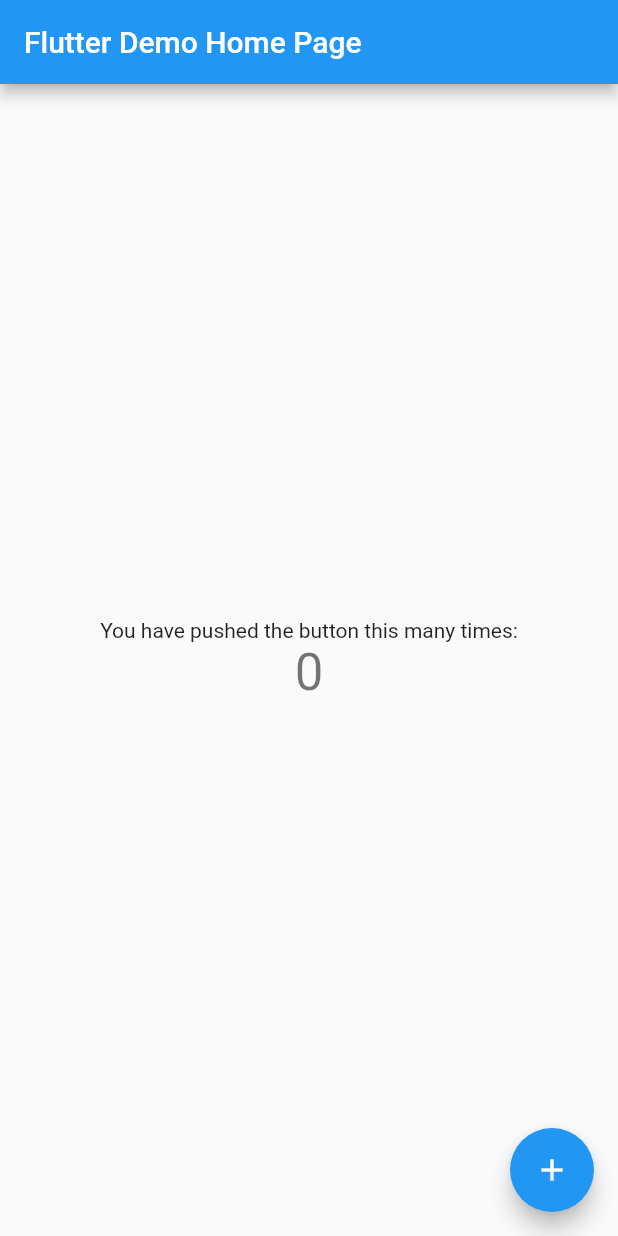
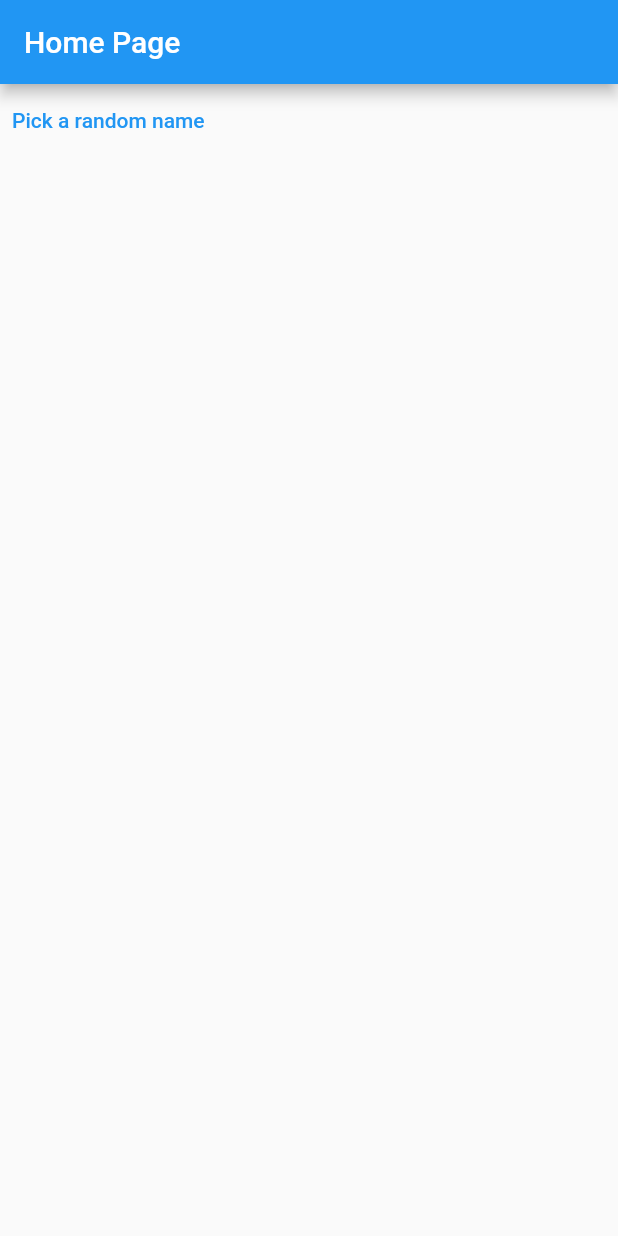
Before and after one commit to Ryann2002/Bloc_Course, a Flutter app: the screen it shows after launch, on a phone screen of 412 x 824 dp. Run offline on Flutter 3.47's test engine with Material 2 defaults, Android fonts, the phone set to English and light mode, and no system bars; our stand-ins replace bloc.

```diff
--- a/lib/main.dart
+++ b/lib/main.dart
@@ -1,4 +1,6 @@
 import 'package:flutter/material.dart';
+import 'package:bloc/bloc.dart';
+import 'dart:math' as math show Random;
 
 void main() {
   runApp(const MyApp());
@@ -6,110 +8,87 @@ void main() {
 
 class MyApp extends StatelessWidget {
   const MyApp({Key? key}) : super(key: key);
-
-  // This widget is the root of your application.
   @override
   Widget build(BuildContext context) {
     return MaterialApp(
       title: 'Flutter Demo',
       theme: ThemeData(
-        // This is the theme of your application.
-        //
-        // Try running your application with "flutter run". You'll see the
-        // application has a blue toolbar. Then, without quitting the app, try
-        // changing the primarySwatch below to Colors.green and then invoke
-        // "hot reload" (press "r" in the console where you ran "flutter run",
-        // or simply save your changes to "hot reload" in a Flutter IDE).
-        // Notice that the counter didn't reset back to zero; the application
-        // is not restarted.
         primarySwatch: Colors.blue,
       ),
-      home: const MyHomePage(title: 'Flutter Demo Home Page'),
+      home: const HomePage(),
     );
   }
 }
 
-class MyHomePage extends StatefulWidget {
-  const MyHomePage({Key? key, required this.title}) : super(key: key);
+const names = [
+  'Foo',
+  'Bar',
+  'Baz',
+];
 
-  // This widget is the home page of your application. It is stateful, meaning
-  // that it has a State object (defined below) that contains fields that affect
-  // how it looks.
+extension RandomElement<T> on Iterable<T> {
+  T getRandomElement() => elementAt(math.Random().nextInt(length));
+}
 
-  // This class is the configuration for the state. It holds the values (in this
-  // case the title) provided by the parent (in this case the App widget) and
-  // used by the build method of the State. Fields in a Widget subclass are
-  // always marked "final".
+class NamesCubit extends Cubit<String?> {
+  NamesCubit() : super(null);
 
-  final String title;
+  void pickRandomName() => emit(names.getRandomElement());
+}
+
+class HomePage extends StatefulWidget {
+  const HomePage({Key? key}) : super(key: key);
 
   @override
-  State<MyHomePage> createState() => _MyHomePageState();
+  State<HomePage> createState() => _HomePageState();
 }
 
-class _MyHomePageState extends State<MyHomePage> {
-  int _counter = 0;
+class _HomePageState extends State<HomePage> {
+  late final NamesCubit cubit;
 
-  void _incrementCounter() {
-    setState(() {
-      // This call to setState tells the Flutter framework that something has
-      // changed in this State, which causes it to rerun the build method below
-      // so that the display can reflect the updated values. If we changed
-      // _counter without calling setState(), then the build method would not be
-      // called again, and so nothing would appear to happen.
-      _counter++;
-    });
+  @override
+  void initState() {
+    cubit = NamesCubit();
+    super.initState();
+  }
+
+  @override
+  void dispose() {
+    cubit.close();
+    super.dispose();
   }
 
   @override
   Widget build(BuildContext context) {
-    // This method is rerun every time setState is called, for instance as done
-    // by the _incrementCounter method above.
-    //
-    // The Flutter framework has been optimized to make rerunning build methods
-    // fast, so that you can just rebuild anything that needs updating rather
-    // than having to individually change instances of widgets.
     return Scaffold(
       appBar: AppBar(
-        // Here we take the value from the MyHomePage object that was created by
-        // the App.build method, and use it to set our appbar title.
-        title: Text(widget.title),
+        title: const Text("Home Page"),
       ),
-      body: Center(
-        // Center is a layout widget. It takes a single child and positions it
-        // in the middle of the parent.
-        child: Column(
-          // Column is also a layout widget. It takes a list of children and
-          // arranges them vertically. By default, it sizes itself to fit its
-          // children horizontally, and tries to be as tall as its parent.
-          //
-          // Invoke "debug painting" (press "p" in the console, choose the
-          // "Toggle Debug Paint" action from the Flutter Inspector in Android
-          // Studio, or the "Toggle Debug Paint" command in Visual Studio Code)
-          // to see the wireframe for each widget.
-          //
-          // Column has various properties to control how it sizes itself and
-          // how it positions its children. Here we use mainAxisAlignment to
-          // center the children vertically; the main axis here is the vertical
-          // axis because Columns are vertical (the cross axis would be
-          // horizontal).
-          mainAxisAlignment: MainAxisAlignment.center,
-          children: <Widget>[
-            const Text(
-              'You have pushed the button this many times:',
-            ),
-            Text(
-              '$_counter',
-              style: Theme.of(context).textTheme.headline4,
-            ),
-          ],
-        ),
+      body: StreamBuilder(
+        stream: cubit.stream,
+        initialData: cubit.state,
+        builder: (BuildContext context, AsyncSnapshot snapshot) {
+          final button = TextButton(
+              onPressed: () => cubit.pickRandomName(),
+              child: const Text('Pick a random name'));
+
+          switch (snapshot.connectionState) {
+            case ConnectionState.none:
+              return button;
+            case ConnectionState.waiting:
+              return button;
+            case ConnectionState.active:
+              return Column(
+                children: [
+                  Text(snapshot.data ?? ''),
+                  button,
+                ],
+              );
+            case ConnectionState.done:
+              return const SizedBox();
+          }
+        },
       ),
-      floatingActionButton: FloatingActionButton(
-        onPressed: _incrementCounter,
-        tooltip: 'Increment',
-        child: const Icon(Icons.add),
-      ), // This trailing comma makes auto-formatting nicer for build methods.
     );
   }
 }
--- a/pubspec.yaml
+++ b/pubspec.yaml
@@ -34,6 +34,8 @@ dependencies:
   # The following adds the Cupertino Icons font to your application.
   # Use with the CupertinoIcons class for iOS style icons.
   cupertino_icons: ^1.0.2
+  bloc: ^8.0.3
+  flutter_bloc: ^8.0.1
 
 dev_dependencies:
   flutter_test:
```
Also changed, not shown: pubspec.lock, 1 other file.
